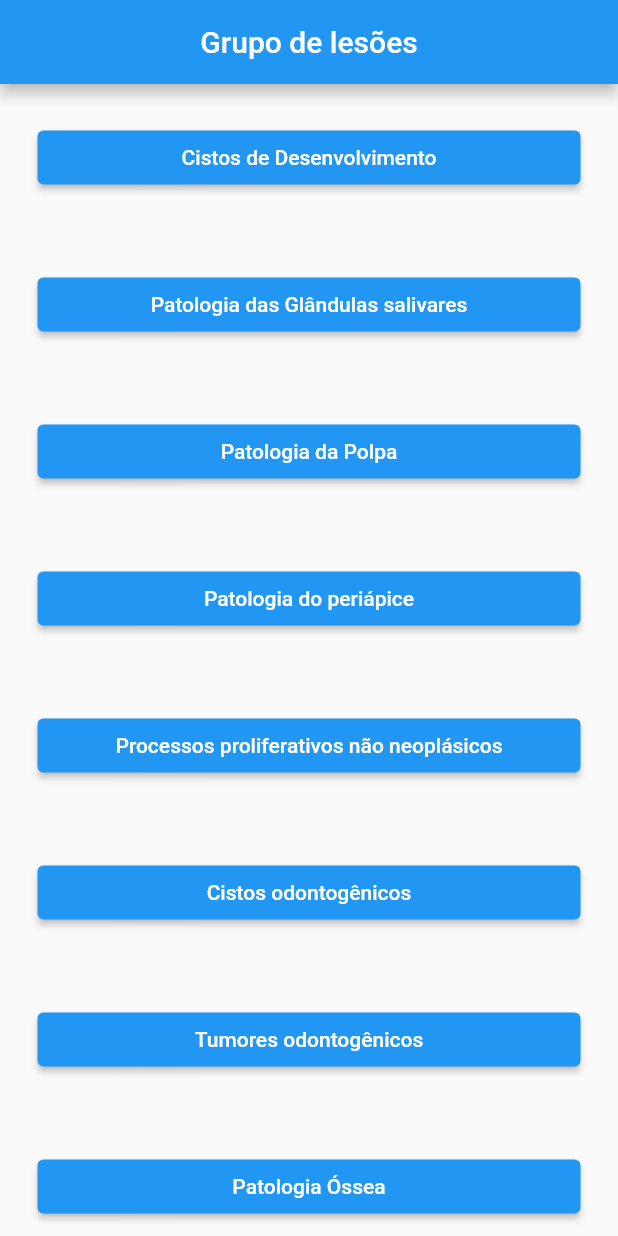
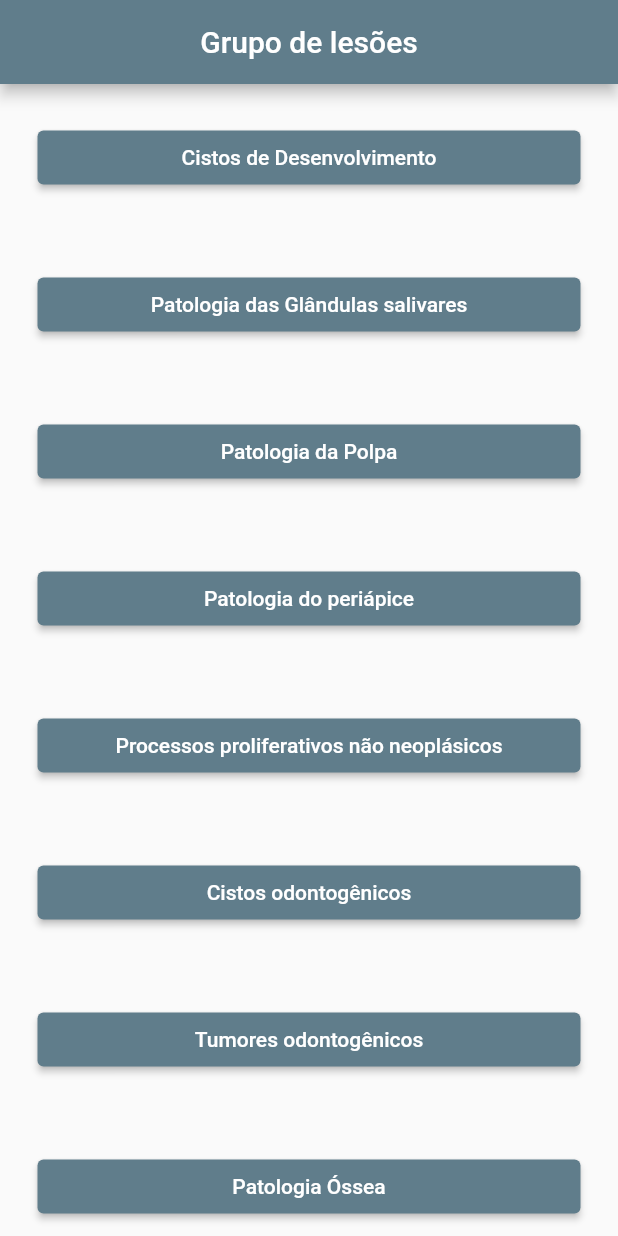
Before and after one commit to ASdOliveira/Slide-Viewer, a Flutter app: the screen it shows after launch, on a phone screen of 412 x 824 dp. Run offline on Flutter 3.47's test engine with Material 2 defaults, Android fonts, the phone set to English and light mode, and no system bars.

Commit message:
Refactoring classes to improve readability

```diff
--- /dev/null
+++ b/App/slide_viewer/lib/injuriesGroup.dart
@@ -0,0 +1,80 @@
+import 'dart:convert';
+import 'package:flutter/material.dart';
+
+class ButtonData {
+  final int id;
+  final String label;
+
+  ButtonData({required this.id, required this.label});
+
+  factory ButtonData.fromJson(Map<String, dynamic> json) {
+    return ButtonData(
+      id: json['id'],
+      label: json['label'],
+    );
+  }
+}
+
+class InjuriesGroup extends StatefulWidget {
+  const InjuriesGroup({super.key});
+
+  @override
+  InjuriesGroupState createState() => InjuriesGroupState();
+}
+
+class InjuriesGroupState extends State<InjuriesGroup> {
+  List<ButtonData> buttons = [];
+
+  @override
+  void initState() {
+    super.initState();
+    loadButtonData();
+  }
+
+  Future<void> loadButtonData() async {
+    String jsonContent = await DefaultAssetBundle.of(context)
+        .loadString('assets/patologies.json');
+
+    List<dynamic> jsonData = json.decode(jsonContent);
+    setState(() {
+      buttons = jsonData.map((item) => ButtonData.fromJson(item)).toList();
+    });
+  }
+
+  @override
+  Widget build(BuildContext context) {
+    return MaterialApp(
+      home: Scaffold(
+        appBar: AppBar(
+          backgroundColor: Colors.blueGrey,
+          title: const Center(
+              child: Text('Grupo de lesões', textAlign: TextAlign.center)),
+        ),
+        body: ListView.builder(
+          itemCount: buttons.length,
+          itemBuilder: (context, index) {
+            return Padding(
+              padding: const EdgeInsets.all(25),
+              child: ElevatedButton(
+                style: ElevatedButton.styleFrom(
+                  backgroundColor: Colors.blueGrey, // Background color
+                ),
+                onPressed: () {
+                  print(
+                      'Botão ${buttons[index].id} pressionado! Label: ${buttons[index].label}');
+                  // Navigator.push(
+                  //   context,
+                  //   MaterialPageRoute(
+                  //       builder: (context) =>
+                  //           SecondScreen(localId: buttons[index].id)),
+                  // );
+                },
+                child: Text(buttons[index].label),
+              ),
+            );
+          },
+        ),
+      ),
+    );
+  }
+}
--- a/App/slide_viewer/lib/main.dart
+++ b/App/slide_viewer/lib/main.dart
@@ -1,105 +1,13 @@
-import 'dart:convert';
 import 'package:flutter/material.dart';
+import 'injuriesGroup.dart';
 
-void main() {
-  runApp(const MyApp());
-}
+void main() => runApp(const MyApp());
 
-class ButtonData {
-  final int id;
-  final String label;
-
-  ButtonData({required this.id, required this.label});
-
-  factory ButtonData.fromJson(Map<String, dynamic> json) {
-    return ButtonData(
-      id: json['id'],
-      label: json['label'],
-    );
-  }
-}
-
-class MyApp extends StatefulWidget {
+class MyApp extends StatelessWidget {
   const MyApp({super.key});
 
   @override
-  _MyAppState createState() => _MyAppState();
-}
-
-class _MyAppState extends State<MyApp> {
-  List<ButtonData> buttons = [];
-
-  @override
-  void initState() {
-    super.initState();
-    loadButtonData();
-  }
-
-  Future<void> loadButtonData() async {
-    // Ler o arquivo JSON
-    String jsonContent = await DefaultAssetBundle.of(context)
-        .loadString('assets/patologies.json');
-
-    // Converter o JSON em uma lista de objetos ButtonData
-    List<dynamic> jsonData = json.decode(jsonContent);
-    setState(() {
-      buttons = jsonData.map((item) => ButtonData.fromJson(item)).toList();
-    });
-  }
-
-  @override
   Widget build(BuildContext context) {
-    return MaterialApp(
-      home: Scaffold(
-        appBar: AppBar(
-          title: const Center(
-              child: Text(
-            'Grupo de lesões',
-            textAlign: TextAlign.center,
-          )),
-        ),
-        body: ListView.builder(
-          itemCount: buttons.length,
-          itemBuilder: (context, index) {
-            return Padding(
-              padding: const EdgeInsets.all(25),
-              child: ElevatedButton(
-                onPressed: () {
-                  // print(
-                  //     'Botão ${buttons[index].id} pressionado! Label: ${buttons[index].label}');
-                  Navigator.push(
-                    context,
-                    MaterialPageRoute(
-                        builder: (context) => const SecondScreen()),
-                  );
-                },
-                child: Text(buttons[index].label),
-              ),
-            );
-          },
-        ),
-      ),
-    );
+    return const MaterialApp(home: InjuriesGroup());
   }
 }
-
-class SecondScreen extends StatelessWidget {
-  const SecondScreen({super.key});
-
-  @override
-  Widget build(BuildContext context) {
-    return Scaffold(
-      appBar: AppBar(
-        title: Text('Segunda Tela'),
-      ),
-      body: Center(
-        child: ElevatedButton(
-          onPressed: () {
-            Navigator.pop(context);
-          },
-          child: Text('Voltar para a Primeira Tela'),
-        ),
-      ),
-    );
-  }
-}
```
Also changed, not shown: App/slide_viewer/assets/patologies.json (indentation only).
